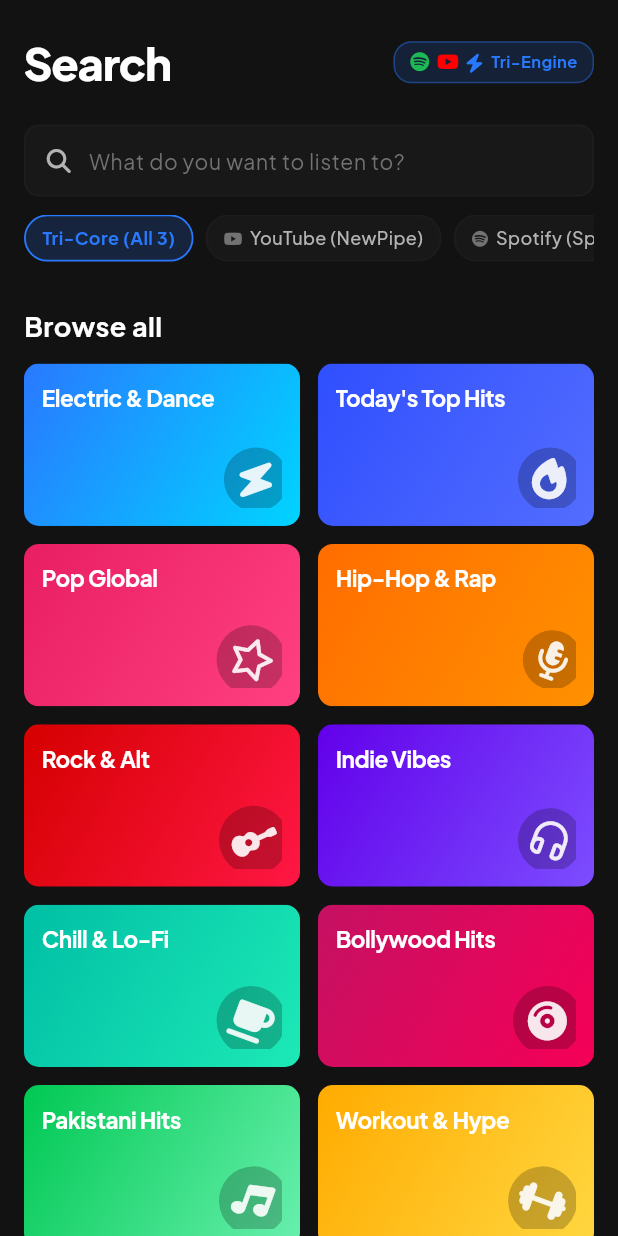
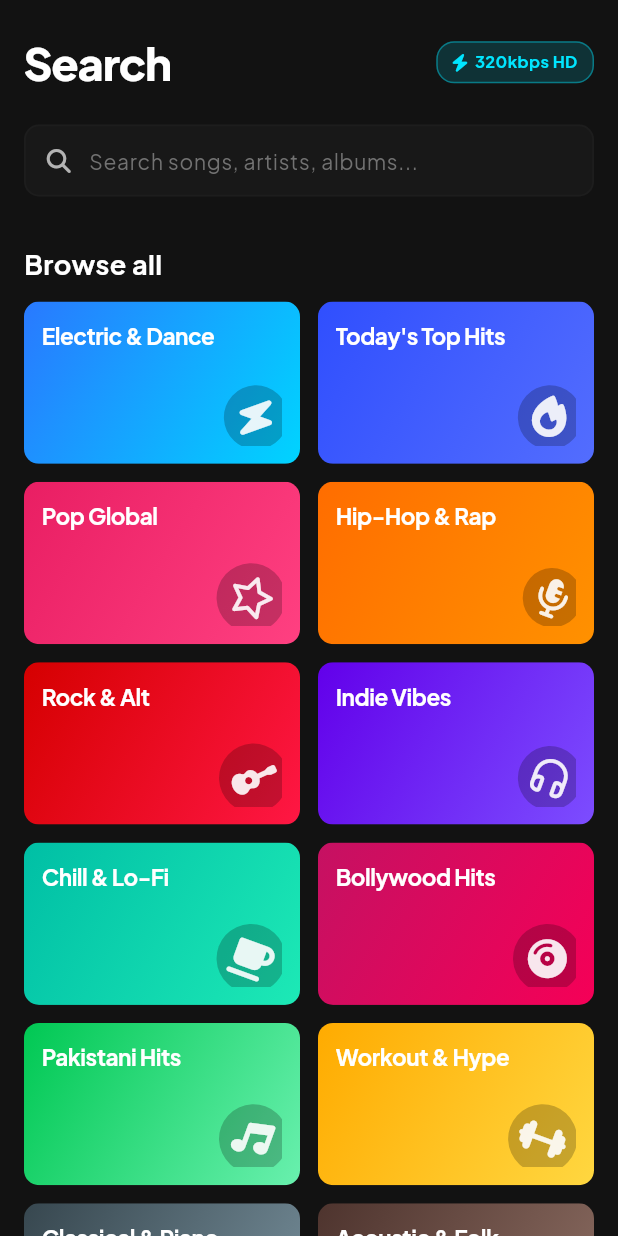
Before and after one commit to taezeem14/Ember, a Flutter app: the SpotifySearchTab screen opened directly, on a phone screen of 412 x 824 dp. Run offline on Flutter 3.47's test engine with Material 3 defaults, Android fonts, the phone set to English and light mode, and no system bars; our stand-ins replace audio_service, cached_network_image, font_awesome_flutter, google_fonts, just_audio, shared_preferences; missing offline and left inert: audio_session, dart_des, youtube_explode_dart; accounts and stored records are empty; network calls fail.

Commit message:
Transition to Pure JioSaavn 320kbps engine: remove YouTube and Spotify, stream exclusively from JioSaavn CDN with verifyMatch validation

```diff
--- a/ember_mobile/lib/models/song.dart
+++ b/ember_mobile/lib/models/song.dart
@@ -21,7 +21,7 @@ class Song {
     required this.streamUrl,
     this.lyrics,
     this.isFavorite = false,
-    this.source = 'unknown',
+    this.source = 'saavn',
   });
 
   bool get isSpotify => source == 'spotify' || id.startsWith('sp_') || streamUrl.startsWith('spotify:');
--- a/ember_mobile/lib/screens/tabs/spotify_search_tab.dart
+++ b/ember_mobile/lib/screens/tabs/spotify_search_tab.dart
@@ -105,63 +105,7 @@ class _SpotifySearchTabState extends State<SpotifySearchTab> {
     player.search(category.query);
   }
 
-  Widget _buildEnginePill(PlayerProvider player, String engineKey, String label) {
-    final isSelected = player.searchEngine == engineKey;
-    Color activeColor;
-    if (engineKey == 'YouTube') {
-      activeColor = const Color(0xFFFF4444);
-    } else if (engineKey == 'Spotify') {
-      activeColor = const Color(0xFF1DB954);
-    } else if (engineKey == 'JioSaavn') {
-      activeColor = const Color(0xFF00E5FF);
-    } else {
-      activeColor = EmberColors.electricBlue;
-    }
 
-    return Padding(
-      padding: const EdgeInsets.only(right: 8),
-      child: GestureDetector(
-        onTap: () {
-          player.setSearchEngine(engineKey);
-        },
-        child: AnimatedContainer(
-          duration: const Duration(milliseconds: 180),
-          padding: const EdgeInsets.symmetric(horizontal: 11, vertical: 6),
-          decoration: BoxDecoration(
-            color: isSelected ? activeColor.withValues(alpha: 0.18) : EmberColors.charcoalCard,
-            borderRadius: BorderRadius.circular(16),
-            border: Border.all(
-              color: isSelected ? activeColor : EmberColors.glassBorder.withValues(alpha: 0.25),
-              width: 1.2,
-            ),
-          ),
-          child: Row(
-            mainAxisSize: MainAxisSize.min,
-            children: [
-              if (engineKey == 'YouTube') ...[
-                FaIcon(FontAwesomeIcons.youtube, size: 11, color: isSelected ? activeColor : EmberColors.textMuted),
-                const SizedBox(width: 5),
-              ] else if (engineKey == 'Spotify') ...[
-                FaIcon(FontAwesomeIcons.spotify, size: 11, color: isSelected ? activeColor : EmberColors.textMuted),
-                const SizedBox(width: 5),
-              ] else if (engineKey == 'JioSaavn') ...[
-                FaIcon(FontAwesomeIcons.bolt, size: 10, color: isSelected ? activeColor : EmberColors.textMuted),
-                const SizedBox(width: 5),
-              ],
-              Text(
-                label,
-                style: TextStyle(
-                  color: isSelected ? activeColor : EmberColors.textSecondary,
-                  fontSize: 12,
-                  fontWeight: isSelected ? FontWeight.bold : FontWeight.w500,
-                ),
-              ),
-            ],
-          ),
-        ),
-      ),
-    );
-  }
 
   @override
   Widget build(BuildContext context) {
@@ -193,26 +137,22 @@ class _SpotifySearchTabState extends State<SpotifySearchTab> {
                     Container(
                       padding: const EdgeInsets.symmetric(horizontal: 10, vertical: 5),
                       decoration: BoxDecoration(
-                        color: EmberColors.electricBlue.withValues(alpha: 0.15),
+                        color: const Color(0xFF00E5FF).withValues(alpha: 0.15),
                         borderRadius: BorderRadius.circular(12),
                         border: Border.all(
-                          color: EmberColors.electricBlue.withValues(alpha: 0.4),
+                          color: const Color(0xFF00E5FF).withValues(alpha: 0.4),
                           width: 1,
                         ),
                       ),
                       child: const Row(
                         mainAxisSize: MainAxisSize.min,
                         children: [
-                          FaIcon(FontAwesomeIcons.spotify, size: 13, color: Color(0xFF1DB954)),
+                          FaIcon(FontAwesomeIcons.bolt, size: 11, color: Color(0xFF00E5FF)),
                           SizedBox(width: 5),
-                          FaIcon(FontAwesomeIcons.youtube, size: 13, color: Color(0xFFFF0000)),
-                          SizedBox(width: 5),
-                          FaIcon(FontAwesomeIcons.bolt, size: 12, color: EmberColors.electricBlue),
-                          SizedBox(width: 6),
                           Text(
-                            'Tri-Engine',
+                            '320kbps HD',
                             style: TextStyle(
-                              color: EmberColors.electricBlue,
+                              color: Color(0xFF00E5FF),
                               fontSize: 11,
                               fontWeight: FontWeight.bold,
                             ),
@@ -228,7 +168,7 @@ class _SpotifySearchTabState extends State<SpotifySearchTab> {
             // 2. Persistent Search Input Box
             SliverToBoxAdapter(
               child: Padding(
-                padding: const EdgeInsets.symmetric(horizontal: 16, vertical: 8),
+                padding: const EdgeInsets.fromLTRB(16, 8, 16, 12),
                 child: Container(
                   height: 48,
                   decoration: BoxDecoration(
@@ -260,7 +200,7 @@ class _SpotifySearchTabState extends State<SpotifySearchTab> {
                             fontWeight: FontWeight.w500,
                           ),
                           decoration: const InputDecoration(
-                            hintText: 'What do you want to listen to?',
+                            hintText: 'Search songs, artists, albums...',
                             hintStyle: TextStyle(
                               color: EmberColors.textMuted,
                               fontSize: 14,
@@ -292,24 +232,6 @@ class _SpotifySearchTabState extends State<SpotifySearchTab> {
                             ),
                           ),
                         ),
-                    ],
-                  ),
-                ),
-              ),
-            ),
-
-            // 2b. Tri-Engine Filter Pills
-            SliverToBoxAdapter(
-              child: Padding(
-                padding: const EdgeInsets.fromLTRB(16, 4, 16, 10),
-                child: SingleChildScrollView(
-                  scrollDirection: Axis.horizontal,
-                  child: Row(
-                    children: [
-                      _buildEnginePill(player, 'All', 'Tri-Core (All 3)'),
-                      _buildEnginePill(player, 'YouTube', 'YouTube (NewPipe)'),
-                      _buildEnginePill(player, 'Spotify', 'Spotify (Spotube)'),
-                      _buildEnginePill(player, 'JioSaavn', 'JioSaavn (320kbps)'),
                     ],
                   ),
                 ),
@@ -639,25 +561,13 @@ class _SearchResultRow extends StatelessWidget {
                       Container(
                         padding: const EdgeInsets.symmetric(horizontal: 5, vertical: 1.5),
                         decoration: BoxDecoration(
-                          color: song.isJioSaavn
-                              ? const Color(0xFF00E5FF).withValues(alpha: 0.2)
-                              : song.isYouTube
-                                  ? const Color(0xFFFF0000).withValues(alpha: 0.2)
-                                  : const Color(0xFF1DB954).withValues(alpha: 0.2),
+                          color: const Color(0xFF00E5FF).withValues(alpha: 0.18),
                           borderRadius: BorderRadius.circular(3),
                         ),
-                        child: Text(
-                          song.isJioSaavn
-                              ? 'JIOSAAVN 320K'
-                              : song.isYouTube
-                                  ? 'YOUTUBE'
-                                  : 'SPOTIFY',
+                        child: const Text(
+                          '320K HD',
                           style: TextStyle(
-                            color: song.isJioSaavn
-                                ? const Color(0xFF00E5FF)
-                                : song.isYouTube
-                                    ? const Color(0xFFFF4444)
-                                    : const Color(0xFF1DB954),
+                            color: Color(0xFF00E5FF),
                             fontSize: 9,
                             fontWeight: FontWeight.bold,
                           ),
```
Also changed, not shown: ember_mobile/lib/providers/player_provider.dart (+3 -30 lines), ember_mobile/lib/services/stream_resolver_service.dart (+61 -329 lines), 1 other file.
